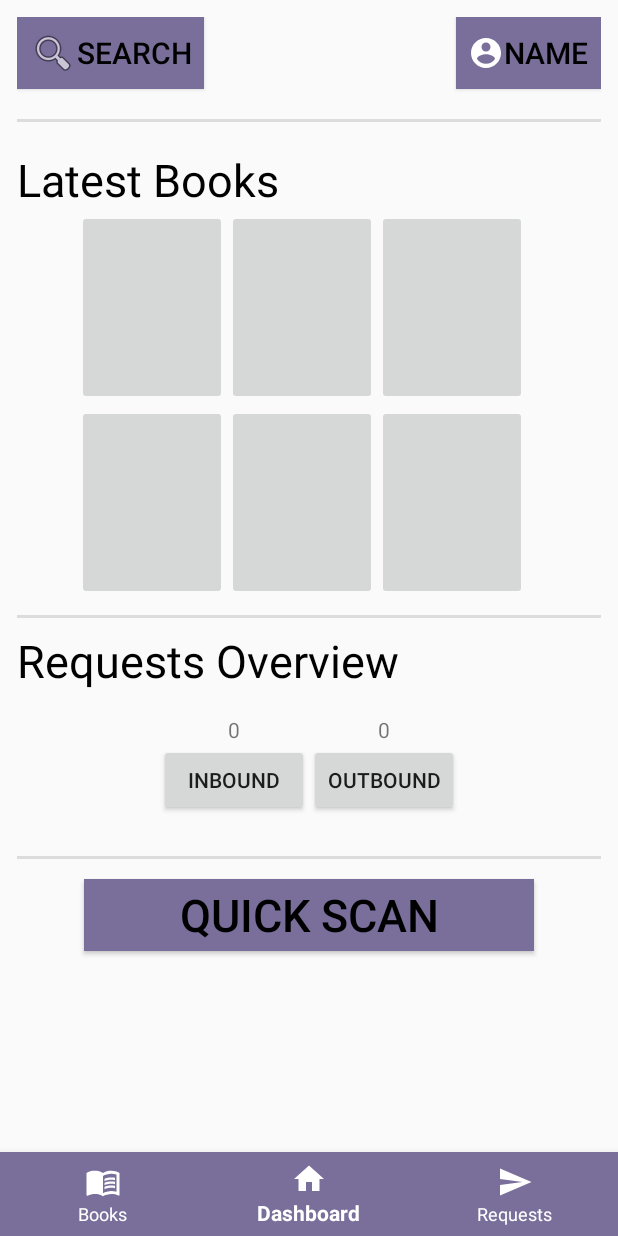
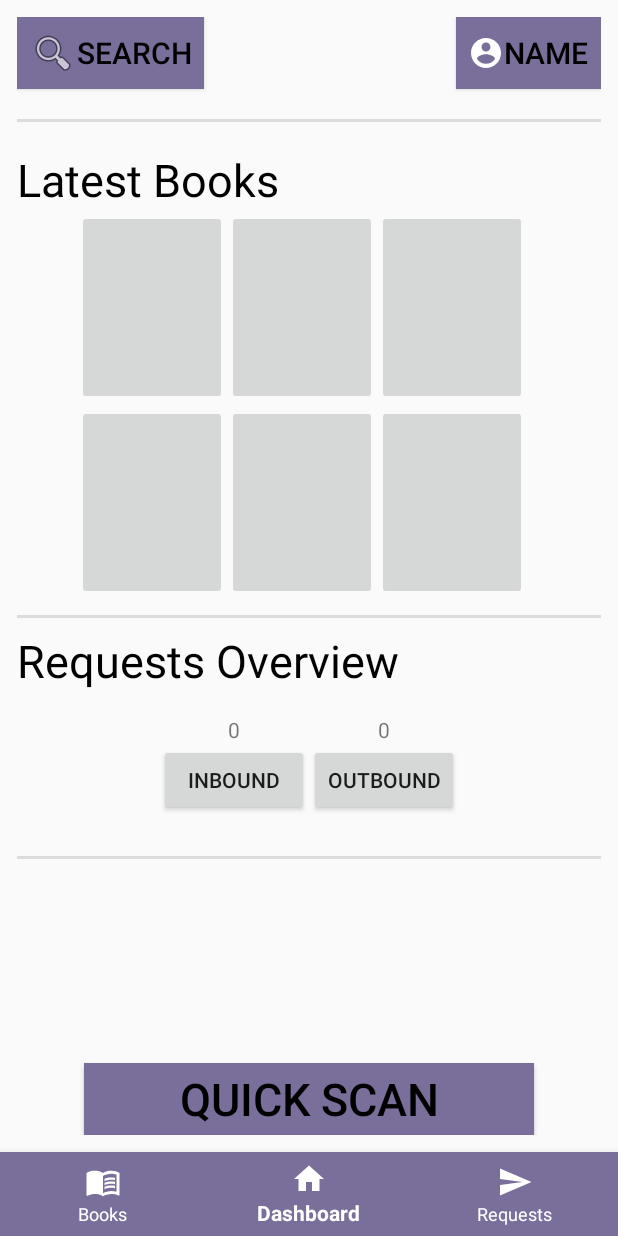
Before and after one commit to CMPUT301F20T29/Bobs-Little-Free-Library, an Android app: the HomeFragment screen opened directly, with no data from a screen before it, on a phone screen of 412 x 824 dp. Run offline under Robolectric (Android 15) with nearby library versions, the phone set to English and light mode, and no system bars; our stand-ins replace Firebase (no records; nobody signed in at launch, a user with empty details on screens opened directly).

Commit message:
Updated Book Views
# HomeFragment.java & xml #
+ Added javdoc comment
+ Moved some lines around
+ Changed alignment of bottom QuickScan button

# MyBookViewActivity.java #
+ Updated removeButton.onClick() to also remove the bookID from the user's bookID array in the users collection

# PublicBookViewActivity.java #
+ moved a line around

# activity_my_book_view.xml & activity_public_book_view.xml #
+ Added some margins to divider3
+ Changed layout gravity of top container (image, title, etc)

```diff
--- a/BobsLittleFreeLibrary/app/src/main/java/com/example/bobslittlefreelibrary/HomeFragment.java
+++ b/BobsLittleFreeLibrary/app/src/main/java/com/example/bobslittlefreelibrary/HomeFragment.java
@@ -31,7 +31,7 @@ import java.util.ArrayList;
 /**
  * This fragment is manages all the references and interactions on the home screen.
  *
- * TODO: Figure out final direction for the Requests Overview, setup real functionality for other buttons
+ * TODO: Figure out final direction for the Requests Overview, setup functionality for profile button, figure out if there's a way to make loading latest books faster
  *
  * All of the 'would-be' class variables are only local variables within onActivityCreated()
  * since values are only initialized once on this fragment. At no other time would they be called,
@@ -44,19 +44,14 @@ import java.util.ArrayList;
  * */
 public class HomeFragment extends Fragment {
 
-    FirebaseFirestore db = FirebaseFirestore.getInstance();
-    final CollectionReference bookCollectionRef = db.collection("books");
-
     // Variables
     ArrayList<Book> listOfBooks;
     TableLayout latestBooks;
     TableLayout requestsOverview;
-    FirebaseUser user;
 
     @Override
     public void onCreate(@Nullable Bundle savedInstanceState) {
         super.onCreate(savedInstanceState);
-        user = FirebaseAuth.getInstance().getCurrentUser();
     }
 
     @Nullable
@@ -86,6 +81,8 @@ public class HomeFragment extends Fragment {
 
         // Initialize Latest Books and setup listeners for ImageButtons
         listOfBooks = new ArrayList<>();
+        FirebaseFirestore db = FirebaseFirestore.getInstance();
+        final CollectionReference bookCollectionRef = db.collection("books");
 
         bookCollectionRef
                 .orderBy("dateAdded", Query.Direction.DESCENDING).limit(6)
@@ -117,8 +114,14 @@ public class HomeFragment extends Fragment {
         Log.d("TEMP", "Home Fragment is paused and the view will be deleted");
     }
 
+    /**
+     * This method sets up the ImageButtons that show the latest books added to the database.
+     * @param document The current document to pull data from (i.e. the book document that will be displayed)
+     * @param i the index of the current ImageButton we are setting up.
+     * */
     private void setupImageButton(QueryDocumentSnapshot document, int i) {
 
+        FirebaseUser user = FirebaseAuth.getInstance().getCurrentUser();
         Book currentBook = document.toObject(Book.class);
         ImageButton button;
         TableRow row;
@@ -137,7 +140,7 @@ public class HomeFragment extends Fragment {
         } else {
             button.setImageResource(R.drawable.blue_book);
         }
-
+        // Select which book view activity pressing on the button leads to
         if (user.getUid().equals(currentBook.getOwnerID())) {
             button.setOnClickListener(v -> {
                 Intent intent = new Intent(getActivity(), MyBookViewActivity.class);
--- a/BobsLittleFreeLibrary/app/src/main/java/com/example/bobslittlefreelibrary/PublicBookViewActivity.java
+++ b/BobsLittleFreeLibrary/app/src/main/java/com/example/bobslittlefreelibrary/PublicBookViewActivity.java
@@ -37,7 +37,6 @@ import java.util.ArrayList;
  * */
 public class PublicBookViewActivity extends AppCompatActivity {
 
-    FirebaseUser user = FirebaseAuth.getInstance().getCurrentUser();
     FirebaseFirestore db = FirebaseFirestore.getInstance();
     private Book book;
     private String bookID;
@@ -93,6 +92,7 @@ public class PublicBookViewActivity extends AppCompatActivity {
             @Override
             public void onClick(View v) {
                 Log.d("TEMP", "Request Book button pressed");
+                FirebaseUser user = FirebaseAuth.getInstance().getCurrentUser();
                 // Get access to requests collection
                 CollectionReference requestCollectionRef = db.collection("requests");
                 // Get bookID from intent
--- a/BobsLittleFreeLibrary/app/src/main/res/layout/activity_my_book_view.xml
+++ b/BobsLittleFreeLibrary/app/src/main/res/layout/activity_my_book_view.xml
@@ -39,6 +39,7 @@
             android:layout_width="match_parent"
             android:layout_height="wrap_content"
             android:layout_marginTop="10dp"
+            android:layout_gravity="center_vertical"
             android:orientation="horizontal">
 
             <ImageView
@@ -77,9 +78,7 @@
                     android:gravity="center"
                     android:text="ISBN"
                     android:textSize="20sp" />
-
             </LinearLayout>
-
         </LinearLayout>
 
         <View
@@ -117,7 +116,8 @@
             android:id="@+id/my_book_view_other_info_container"
             android:layout_width="match_parent"
             android:layout_height="wrap_content"
-            android:layout_marginBottom="15dp">
+            android:layout_marginTop="10dp"
+            android:layout_marginBottom="10dp">
 
             <View
                 android:id="@+id/my_book_view_divider3"
--- a/BobsLittleFreeLibrary/app/src/main/res/layout/activity_public_book_view.xml
+++ b/BobsLittleFreeLibrary/app/src/main/res/layout/activity_public_book_view.xml
@@ -38,6 +38,7 @@
             android:layout_width="match_parent"
             android:layout_height="wrap_content"
             android:layout_marginTop="10dp"
+            android:layout_gravity="center_vertical"
             android:orientation="horizontal">
 
             <ImageView
@@ -76,9 +77,7 @@
                     android:gravity="center"
                     android:text="ISBN"
                     android:textSize="20sp" />
-
             </LinearLayout>
-
         </LinearLayout>
 
         <View
@@ -116,7 +115,8 @@
             android:id="@+id/public_book_view_other_info_container"
             android:layout_width="match_parent"
             android:layout_height="wrap_content"
-            android:layout_marginBottom="15dp">
+            android:layout_marginTop="10dp"
+            android:layout_marginBottom="10dp">
 
             <View
                 android:id="@+id/public_book_view_divider3"
--- a/BobsLittleFreeLibrary/app/src/main/res/layout/home_fragment.xml
+++ b/BobsLittleFreeLibrary/app/src/main/res/layout/home_fragment.xml
@@ -192,8 +192,8 @@
         android:layout_height="wrap_content"
         android:layout_marginTop="25dp"
         android:textSize="30sp"
-        android:layout_below="@+id/requests_overview_display"
         android:layout_centerInParent="true"
+        android:layout_alignParentBottom="true"
         android:text="@string/quick_scan"
         android:background="@color/colorPrimary"
         android:textColor="@color/colorPrimaryDark"/>
```
Also changed, not shown: BobsLittleFreeLibrary/app/src/main/java/com/example/bobslittlefreelibrary/MyBookViewActivity.java (+28 -4 lines).
